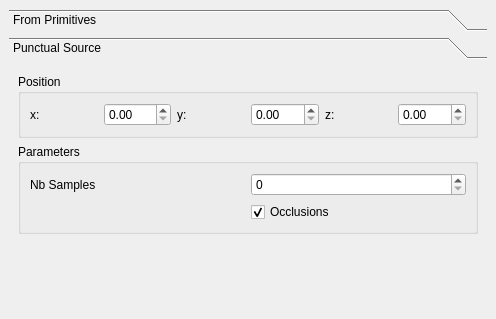
Old version of the form inputGen/ui/samplerfactory.ui in the repository amonszpart/RAPter.
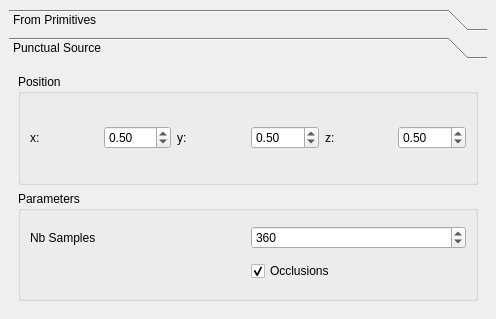
New version of the form. The open tabs and pages were chosen to show the change.

What changed in the file:
```diff
--- a/inputGen/ui/samplerfactory.ui
+++ b/inputGen/ui/samplerfactory.ui
@@ -88,8 +88,8 @@
         <rect>
          <x>0</x>
          <y>0</y>
-         <width>465</width>
-         <height>178</height>
+         <width>478</width>
+         <height>206</height>
         </rect>
        </property>
        <attribute name="label">
@@ -116,7 +116,14 @@
             </widget>
            </item>
            <item>
-            <widget class="QDoubleSpinBox" name="_samplerPunctualPosX"/>
+            <widget class="QDoubleSpinBox" name="_samplerPunctualPosX">
+             <property name="singleStep">
+              <double>0.010000000000000</double>
+             </property>
+             <property name="value">
+              <double>0.500000000000000</double>
+             </property>
+            </widget>
            </item>
            <item>
             <widget class="QLabel" name="_samplerPunctualPosYLabel">
@@ -129,7 +136,14 @@
             </widget>
            </item>
            <item>
-            <widget class="QDoubleSpinBox" name="_samplerPunctualPosY"/>
+            <widget class="QDoubleSpinBox" name="_samplerPunctualPosY">
+             <property name="singleStep">
+              <double>0.010000000000000</double>
+             </property>
+             <property name="value">
+              <double>0.500000000000000</double>
+             </property>
+            </widget>
            </item>
            <item>
             <widget class="QLabel" name="_samplerPunctualPosZLabel">
@@ -142,7 +156,14 @@
             </widget>
            </item>
            <item>
-            <widget class="QDoubleSpinBox" name="_samplerPunctualPosZ"/>
+            <widget class="QDoubleSpinBox" name="_samplerPunctualPosZ">
+             <property name="singleStep">
+              <double>0.010000000000000</double>
+             </property>
+             <property name="value">
+              <double>0.500000000000000</double>
+             </property>
+            </widget>
            </item>
           </layout>
          </widget>
@@ -171,7 +192,17 @@
             </widget>
            </item>
            <item row="0" column="1">
-            <widget class="QSpinBox" name="_samplerPunctualParamNbSamples"/>
+            <widget class="QSpinBox" name="_samplerPunctualParamNbSamples">
+             <property name="minimum">
+              <number>10</number>
+             </property>
+             <property name="maximum">
+              <number>999999</number>
+             </property>
+             <property name="value">
+              <number>360</number>
+             </property>
+            </widget>
            </item>
           </layout>
          </widget>
@@ -180,19 +211,6 @@
       </widget>
      </widget>
     </item>
-    <item row="1" column="0">
-     <spacer name="verticalSpacer_2">
-      <property name="orientation">
-       <enum>Qt::Vertical</enum>
-      </property>
-      <property name="sizeHint" stdset="0">
-       <size>
-        <width>20</width>
-        <height>40</height>
-       </size>
-      </property>
-     </spacer>
-    </item>
    </layout>
   </widget>
  </widget>
```
Left out of the diff: 84 changed lines with no effect on the pictures.
